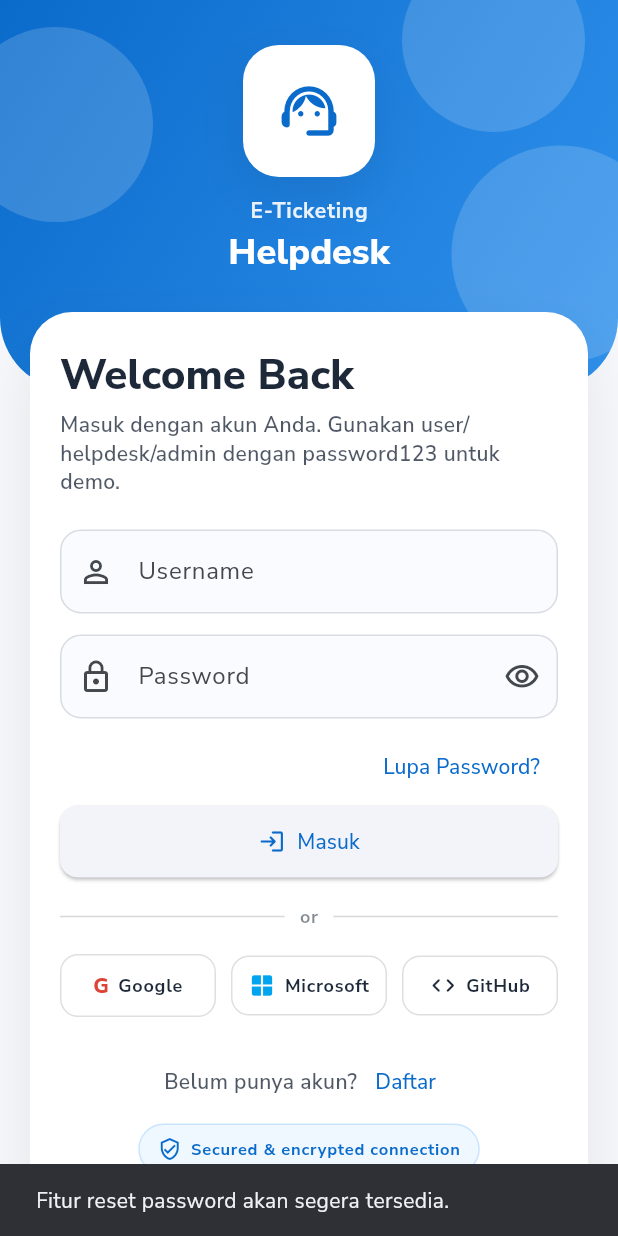
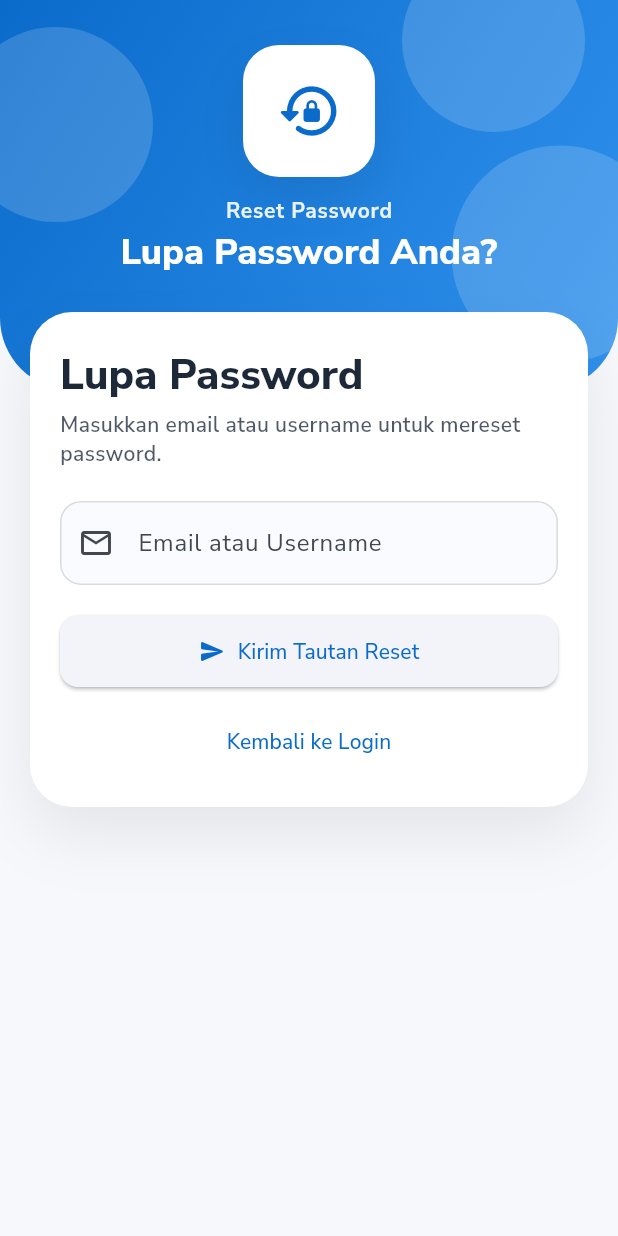
Before and after one commit to ar-elfahmi/e-ticketing-helpdesk, a Flutter app: the screen it shows after launch, after a tap on "Lupa Password?", on a phone screen of 412 x 824 dp. Run offline on Flutter 3.47's test engine with Material 3 defaults, Android fonts, the phone set to English and light mode, and no system bars; our stand-ins replace google_fonts, image_picker, shimmer; accounts and stored records are empty.

Commit message:
feat(auth): add forgot password page and update docs

```diff
--- a/lib/app.dart
+++ b/lib/app.dart
@@ -5,6 +5,7 @@ import 'core/constants/app_strings.dart';
 import 'core/services/navigation_service.dart';
 import 'core/theme/app_theme.dart';
 import 'core/theme/theme_provider.dart';
+import 'features/auth/presentation/pages/forgot_password_page.dart';
 import 'features/auth/presentation/pages/login_page.dart';
 import 'features/auth/presentation/pages/register_page.dart';
 import 'features/auth/presentation/pages/splash_page.dart';
@@ -35,6 +36,7 @@ class App extends StatelessWidget {
             AppRoutes.splash: (_) => const SplashPage(),
             AppRoutes.login: (_) => const LoginPage(),
             AppRoutes.register: (_) => const RegisterPage(),
+            AppRoutes.forgotPassword: (_) => const ForgotPasswordPage(),
             AppRoutes.shell: (_) => const AppShellPage(),
             AppRoutes.dashboard: (_) => const DashboardPage(),
             AppRoutes.ticketList: (_) => const TicketListPage(),
--- a/lib/core/constants/app_strings.dart
+++ b/lib/core/constants/app_strings.dart
@@ -4,8 +4,15 @@ class AppStrings {
   static const String appName = 'E-Ticketing Helpdesk';
   static const String login = 'Masuk';
   static const String register = 'Daftar';
-  static const String forgotPasswordPlaceholder =
-      'Fitur reset password akan segera tersedia.';
+  static const String forgotPassword = 'Lupa Password';
+  static const String forgotPasswordHint =
+      'Masukkan email atau username untuk mereset password.';
+  static const String forgotPasswordSuccess =
+      'Instruksi reset password telah dikirim ke email Anda.';
+  static const String forgotPasswordNotFound =
+      'Email atau username tidak ditemukan.';
+  static const String resetPassword = 'Reset Password';
+  static const String sendResetLink = 'Kirim Tautan Reset';
 }
 
 class AppRoutes {
@@ -14,6 +21,7 @@ class AppRoutes {
   static const String splash = '/';
   static const String login = '/login';
   static const String register = '/register';
+  static const String forgotPassword = '/forgot-password';
   static const String shell = '/shell';
   static const String dashboard = '/dashboard';
   static const String ticketList = '/tickets';
--- a/lib/features/auth/data/repositories/auth_repository.dart
+++ b/lib/features/auth/data/repositories/auth_repository.dart
@@ -13,4 +13,6 @@ abstract class AuthRepository {
   });
 
   Future<UserModel?> getCurrentUser();
+
+  Future<bool> resetPassword(String emailOrUsername);
 }
--- a/lib/features/auth/data/repositories/dummy_auth_repository.dart
+++ b/lib/features/auth/data/repositories/dummy_auth_repository.dart
@@ -109,6 +109,19 @@ class DummyAuthRepository implements AuthRepository {
     return _currentUser;
   }
 
+  @override
+  Future<bool> resetPassword(String emailOrUsername) async {
+    await Future.delayed(const Duration(milliseconds: 800));
+
+    final exists = _users.any(
+      (item) =>
+          item.email.toLowerCase() == emailOrUsername.toLowerCase() ||
+          item.username.toLowerCase() == emailOrUsername.toLowerCase(),
+    );
+
+    return exists;
+  }
+
   UserModel? findUserById(String userId) {
     return _users.where((item) => item.id == userId).firstOrNull;
   }
--- /dev/null
+++ b/lib/features/auth/presentation/pages/forgot_password_page.dart
@@ -0,0 +1,266 @@
+import 'package:flutter/material.dart';
+import 'package:provider/provider.dart';
+
+import '../../../../core/constants/app_colors.dart';
+import '../../../../core/constants/app_strings.dart';
+import '../../../../core/widgets/custom_button.dart';
+import '../providers/auth_provider.dart';
+
+class ForgotPasswordPage extends StatefulWidget {
+  const ForgotPasswordPage({super.key});
+
+  @override
+  State<ForgotPasswordPage> createState() => _ForgotPasswordPageState();
+}
+
+class _ForgotPasswordPageState extends State<ForgotPasswordPage> {
+  final _formKey = GlobalKey<FormState>();
+  final _controller = TextEditingController();
+
+  @override
+  void dispose() {
+    _controller.dispose();
+    super.dispose();
+  }
+
+  Future<void> _submit() async {
+    if (!_formKey.currentState!.validate()) return;
+
+    final authProvider = context.read<AuthProvider>();
+    final isSuccess = await authProvider.resetPassword(
+      _controller.text.trim(),
+    );
+
+    if (!mounted) return;
+
+    if (isSuccess) {
+      ScaffoldMessenger.of(context).showSnackBar(
+        const SnackBar(
+          content: Text(AppStrings.forgotPasswordSuccess),
+          behavior: SnackBarBehavior.floating,
+        ),
+      );
+      Navigator.of(context).pop();
+    } else {
+      ScaffoldMessenger.of(context).showSnackBar(
+        SnackBar(
+          content: Text(
+            authProvider.errorMessage ?? AppStrings.forgotPasswordNotFound,
+          ),
+          behavior: SnackBarBehavior.floating,
+        ),
+      );
+    }
+  }
+
+  @override
+  Widget build(BuildContext context) {
+    final isLoading = context.watch<AuthProvider>().isLoading;
+    final textTheme = Theme.of(context).textTheme;
+
+    return Scaffold(
+      backgroundColor: AppColors.bgLight,
+      body: SafeArea(
+        child: Stack(
+          children: [
+            const _ForgotHeaderBand(),
+            SingleChildScrollView(
+              padding: const EdgeInsets.fromLTRB(20, 30, 20, 24),
+              child: Center(
+                child: ConstrainedBox(
+                  constraints: const BoxConstraints(maxWidth: 480),
+                  child: Column(
+                    children: [
+                      Container(
+                        width: 88,
+                        height: 88,
+                        decoration: BoxDecoration(
+                          color: Colors.white,
+                          borderRadius: BorderRadius.circular(24),
+                          boxShadow: [
+                            BoxShadow(
+                              color: Colors.black.withOpacity(0.08),
+                              blurRadius: 28,
+                              offset: const Offset(0, 12),
+                            ),
+                          ],
+                        ),
+                        child: const Icon(
+                          Icons.lock_reset_rounded,
+                          color: AppColors.primary,
+                          size: 44,
+                        ),
+                      ),
+                      const SizedBox(height: 12),
+                      Text(
+                        'Reset Password',
+                        style: textTheme.labelLarge?.copyWith(
+                          color: Colors.white.withOpacity(0.9),
+                          fontWeight: FontWeight.w700,
+                          letterSpacing: 0.5,
+                        ),
+                      ),
+                      const SizedBox(height: 2),
+                      Text(
+                        'Lupa Password Anda?',
+                        style: textTheme.headlineSmall?.copyWith(
+                          color: Colors.white,
+                          fontWeight: FontWeight.w800,
+                        ),
+                      ),
+                      const SizedBox(height: 24),
+                      Container(
+                        decoration: BoxDecoration(
+                          color: Colors.white,
+                          borderRadius: BorderRadius.circular(28),
+                          boxShadow: [
+                            BoxShadow(
+                              color: Colors.black.withOpacity(0.08),
+                              blurRadius: 36,
+                              offset: const Offset(0, 18),
+                            ),
+                          ],
+                        ),
+                        child: Padding(
+                          padding: const EdgeInsets.fromLTRB(20, 24, 20, 20),
+                          child: Form(
+                            key: _formKey,
+                            child: Column(
+                              crossAxisAlignment: CrossAxisAlignment.start,
+                              children: [
+                                Text(
+                                  AppStrings.forgotPassword,
+                                  style: textTheme.headlineMedium?.copyWith(
+                                    fontWeight: FontWeight.w800,
+                                    color: AppColors.textLight,
+                                  ),
+                                ),
+                                const SizedBox(height: 6),
+                                Text(
+                                  AppStrings.forgotPasswordHint,
+                                  style: textTheme.bodyMedium?.copyWith(
+                                    color: AppColors.textLight.withOpacity(0.78),
+                                    fontWeight: FontWeight.w600,
+                                    height: 1.35,
+                                  ),
+                                ),
+                                const SizedBox(height: 22),
+                                TextFormField(
+                                  controller: _controller,
+                                  decoration: InputDecoration(
+                                    labelText: 'Email atau Username',
+                                    hintText: 'Masukkan email atau username',
+                                    filled: true,
+                                    fillColor: const Color(0xFFF9FBFF),
+                                    prefixIcon: const Icon(
+                                      Icons.email_outlined,
+                                    ),
+                                    border: OutlineInputBorder(
+                                      borderRadius: BorderRadius.circular(14),
+                                      borderSide: BorderSide(
+                                        color: AppColors.textLight.withOpacity(0.15),
+                                      ),
+                                    ),
+                                    enabledBorder: OutlineInputBorder(
+                                      borderRadius: BorderRadius.circular(14),
+                                      borderSide: BorderSide(
+                                        color: AppColors.textLight.withOpacity(0.15),
+                                      ),
+                                    ),
+                                    focusedBorder: OutlineInputBorder(
+                                      borderRadius: BorderRadius.circular(14),
+                                      borderSide: const BorderSide(
+                                        color: AppColors.primary,
+                                        width: 1.4,
+                                      ),
+                                    ),
+                                  ),
+                                  validator: (value) {
+                                    if (value == null || value.trim().isEmpty) {
+                                      return 'Email atau username wajib diisi';
+                                    }
+                                    return null;
+                                  },
+                                ),
+                                const SizedBox(height: 20),
+                                SizedBox(
+                                  width: double.infinity,
+                                  child: CustomButton(
+                                    label: AppStrings.sendResetLink,
+                                    icon: Icons.send_rounded,
+                                    onPressed: _submit,
+                                    isLoading: isLoading,
+                                  ),
+                                ),
+                                const SizedBox(height: 12),
+                                Center(
+                                  child: TextButton(
+                                    onPressed: () => Navigator.of(context).pop(),
+                                    child: const Text('Kembali ke Login'),
+                                  ),
+                                ),
+                              ],
+                            ),
+                          ),
+                        ),
+                      ),
+                    ],
+                  ),
+                ),
+              ),
+            ),
+          ],
+        ),
+      ),
+    );
+  }
+}
+
+class _ForgotHeaderBand extends StatelessWidget {
+  const _ForgotHeaderBand();
+
+  @override
+  Widget build(BuildContext context) {
+    return SizedBox(
+      height: 260,
+      width: double.infinity,
+      child: ClipRRect(
+        borderRadius: const BorderRadius.vertical(bottom: Radius.circular(48)),
+        child: Container(
+          decoration: const BoxDecoration(
+            gradient: LinearGradient(
+              colors: [Color(0xFF0B6BCB), Color(0xFF3092ED)],
+              begin: Alignment.topLeft,
+              end: Alignment.bottomRight,
+            ),
+          ),
+          child: Stack(
+            children: [
+              Positioned(left: -28, top: 18, child: _BlurCircle(size: 130)),
+              Positioned(right: 22, top: -34, child: _BlurCircle(size: 122)),
+              Positioned(right: -34, bottom: 18, child: _BlurCircle(size: 145)),
+            ],
+          ),
+        ),
+      ),
+    );
+  }
+}
+
+class _BlurCircle extends StatelessWidget {
+  const _BlurCircle({required this.size});
+
+  final double size;
+
+  @override
+  Widget build(BuildContext context) {
+    return Container(
+      width: size,
+      height: size,
+      decoration: BoxDecoration(
+        color: Colors.white.withOpacity(0.16),
+        shape: BoxShape.circle,
+      ),
+    );
+  }
+}
--- a/lib/features/auth/presentation/pages/login_page.dart
+++ b/lib/features/auth/presentation/pages/login_page.dart
@@ -188,15 +188,8 @@ class _LoginPageState extends State<LoginPage> {
                                   alignment: Alignment.centerRight,
                                   child: TextButton(
                                     onPressed: () {
-                                      ScaffoldMessenger.of(
-                                        context,
-                                      ).showSnackBar(
-                                        const SnackBar(
-                                          content: Text(
-                                            AppStrings
-                                                .forgotPasswordPlaceholder,
-                                          ),
-                                        ),
+                                      Navigator.of(context).pushNamed(
+                                        AppRoutes.forgotPassword,
                                       );
                                     },
                                     child: const Text('Lupa Password?'),
```
Also changed, not shown: lib/features/auth/presentation/providers/auth_provider.dart (+14 -0 lines), pubspec.lock, 6 other files.
